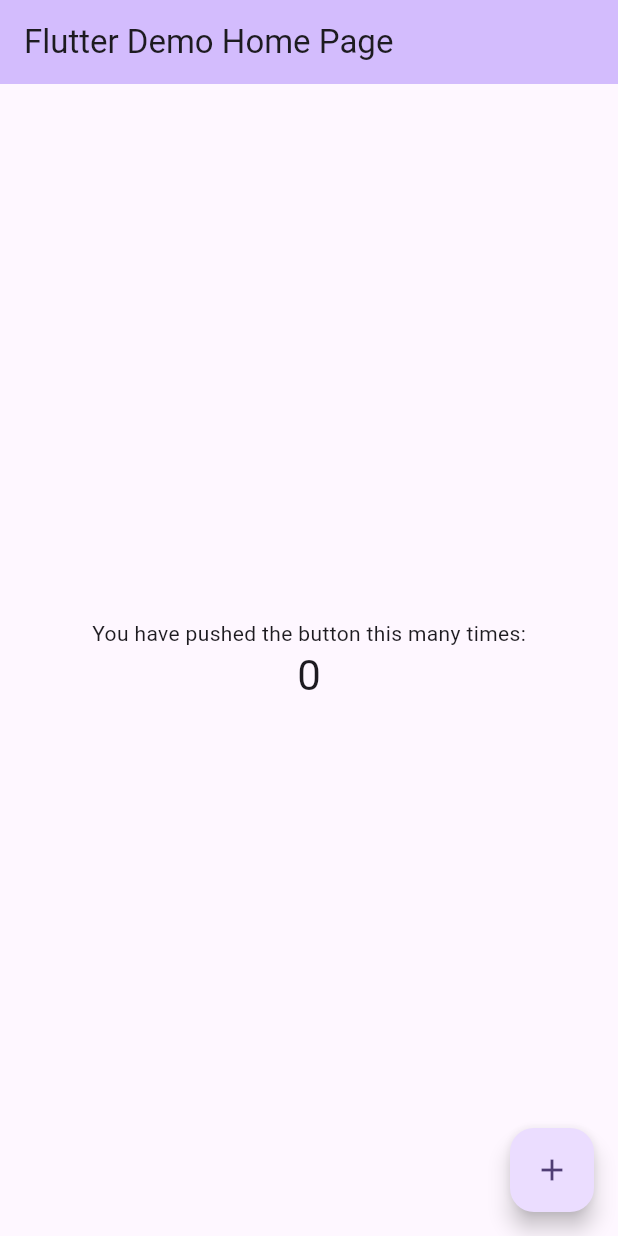
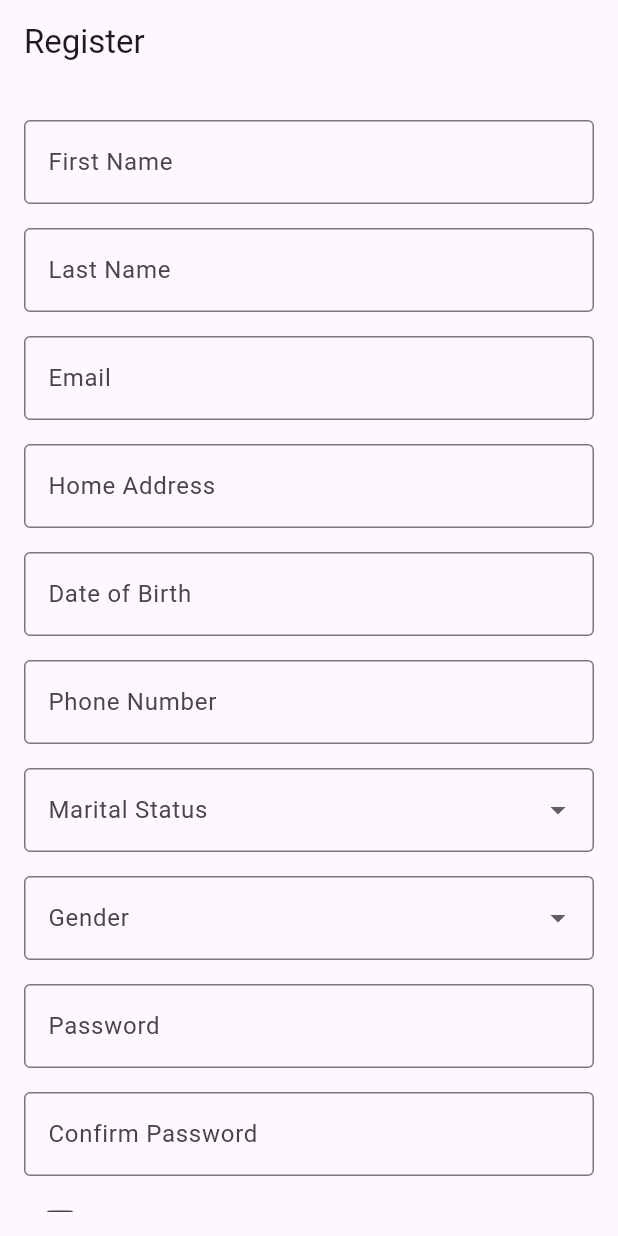
Before and after one commit to th-aslam0/CSIS_4280_medilink, a Flutter app: the screen it shows after launch, on a phone screen of 412 x 824 dp. Run offline on Flutter 3.47's test engine with Material 3 defaults, Android fonts, the phone set to English and light mode, and no system bars.

Commit message:
Registration page implemented

```diff
--- a/lib/main.dart
+++ b/lib/main.dart
@@ -1,4 +1,5 @@
 import 'package:flutter/material.dart';
+import 'package:group02_medilink/registrationForm.dart';
 
 void main() {
   runApp(const MyApp());
@@ -31,7 +32,7 @@ class MyApp extends StatelessWidget {
         colorScheme: ColorScheme.fromSeed(seedColor: Colors.deepPurple),
         useMaterial3: true,
       ),
-      home: const MyHomePage(title: 'Flutter Demo Home Page'),
+      home: RegistrationPage(),
     );
   }
 }
--- /dev/null
+++ b/lib/registrationForm.dart
@@ -0,0 +1,117 @@
+import 'package:flutter/material.dart';
+
+class RegistrationPage extends StatefulWidget {
+  @override
+  _RegistrationPageState createState() => _RegistrationPageState();
+}
+
+class _RegistrationPageState extends State<RegistrationPage> {
+  final _formKey = GlobalKey<FormState>();
+  bool _agreeToTerms = false;
+
+  @override
+  Widget build(BuildContext context) {
+    return Scaffold(
+      appBar: AppBar(title: Text('Register')),
+      body: Padding(
+        padding: EdgeInsets.all(16.0),
+        child: Form(
+          key: _formKey,
+          child: SingleChildScrollView(
+            child: Column(
+              children: [
+                _buildTextField('First Name'),
+                _buildTextField('Last Name'),
+                _buildTextField('Email', keyboardType: TextInputType.emailAddress),
+                _buildTextField('Home Address'),
+                _buildTextField('Date of Birth', keyboardType: TextInputType.datetime),
+                _buildTextField('Phone Number', keyboardType: TextInputType.phone),
+                _buildDropdownField('Marital Status', ['Single', 'Married', 'Divorced', 'Widowed']),
+                _buildDropdownField('Gender', ['Male', 'Female', 'Other']),
+                _buildTextField('Password', obscureText: true),
+                _buildTextField('Confirm Password', obscureText: true),
+                Row(
+                  children: [
+                    Checkbox(
+                      value: _agreeToTerms,
+                      onChanged: (value) {
+                        setState(() {
+                          _agreeToTerms = value!;
+                        });
+                      },
+                    ),
+                    Text('I agree to the terms and conditions')
+                  ],
+                ),
+                Row(
+                  mainAxisAlignment: MainAxisAlignment.spaceBetween,
+                  children: [
+                    TextButton(
+                      onPressed: () {
+                        Navigator.pop(context);
+                      },
+                      child: Text('Login Instead?'),
+                    ),
+                    ElevatedButton(
+                      onPressed: () {
+                        if (_formKey.currentState!.validate() && _agreeToTerms) {
+                          // Handle form submission
+                        }
+                      },
+                      child: Text('Sign Up'),
+                    ),
+                  ],
+                )
+              ],
+            ),
+          ),
+        ),
+      ),
+    );
+  }
+
+  Widget _buildTextField(String label, {bool obscureText = false, TextInputType keyboardType = TextInputType.text}) {
+    return Padding(
+      padding: const EdgeInsets.symmetric(vertical: 8.0),
+      child: TextFormField(
+        obscureText: obscureText,
+        keyboardType: keyboardType,
+        decoration: InputDecoration(
+          labelText: label,
+          border: OutlineInputBorder(),
+        ),
+        validator: (value) {
+          if (value == null || value.isEmpty) {
+            return 'Please enter your $label';
+          }
+          return null;
+        },
+      ),
+    );
+  }
+
+  Widget _buildDropdownField(String label, List<String> options) {
+    String? selectedValue;
+    return Padding(
+      padding: const EdgeInsets.symmetric(vertical: 8.0),
+      child: DropdownButtonFormField<String>(
+        decoration: InputDecoration(
+          labelText: label,
+          border: OutlineInputBorder(),
+        ),
+        items: options.map((String value) {
+          return DropdownMenuItem<String>(
+            value: value,
+            child: Text(value),
+          );
+        }).toList(),
+        onChanged: (newValue) {
+          setState(() {
+            selectedValue = newValue;
+          });
+        },
+        validator: (value) => value == null ? 'Please select your $label' : null,
+      ),
+    );
+  }
+}
```
Also changed, not shown: 1 other file.
